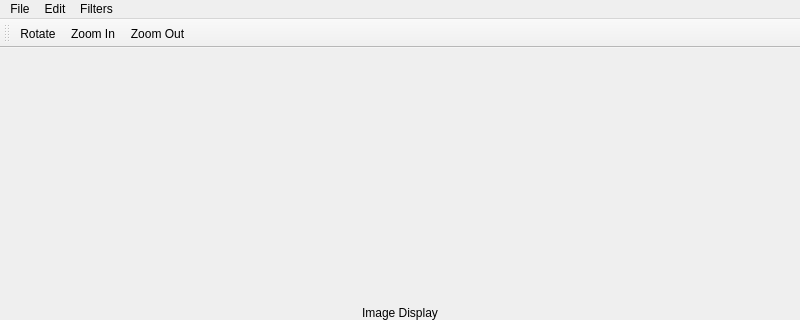
nayoungkim0920/MyProject, file Project1/MainWindow.ui: the form before one commit; both pictures show x 0 to 800 and y 0 to 320 of the 800 by 600 pixel window.
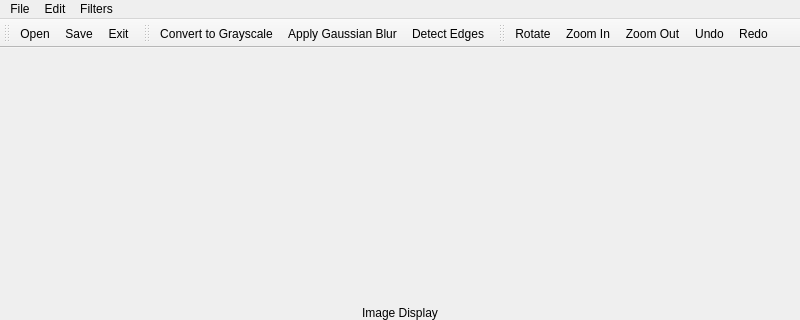
The form after the commit.

The edit to the form file:
```diff
--- a/Project1/MainWindow.ui
+++ b/Project1/MainWindow.ui
@@ -61,6 +61,28 @@
    <addaction name="menuFilters"/>
   </widget>
   <widget class="QStatusBar" name="statusbar"/>
+  <widget class="QToolBar" name="fileToolBar">
+   <attribute name="toolBarArea">
+    <enum>TopToolBarArea</enum>
+   </attribute>
+   <attribute name="toolBarBreak">
+    <bool>false</bool>
+   </attribute>
+   <addaction name="actionOpen"/>
+   <addaction name="actionSave"/>
+   <addaction name="actionExit"/>
+  </widget>
+  <widget class="QToolBar" name="filtersToolBar">
+   <attribute name="toolBarArea">
+    <enum>TopToolBarArea</enum>
+   </attribute>
+   <attribute name="toolBarBreak">
+    <bool>false</bool>
+   </attribute>
+   <addaction name="actionGrayscale"/>
+   <addaction name="actionGaussianBlur"/>
+   <addaction name="actionDetectEdges"/>
+  </widget>
   <widget class="QToolBar" name="mainToolBar">
    <attribute name="toolBarArea">
     <enum>TopToolBarArea</enum>
@@ -71,6 +93,8 @@
    <addaction name="actionRotate"/>
    <addaction name="actionZoomIn"/>
    <addaction name="actionZoomOut"/>
+   <addaction name="actionUndo"/>
+   <addaction name="actionRedo"/>
   </widget>
   <action name="actionOpen">
    <property name="text">
@@ -82,6 +106,11 @@
     <string>Save</string>
    </property>
   </action>
+  <action name="actionExit">
+   <property name="text">
+    <string>Exit</string>
+   </property>
+  </action>
   <action name="actionRotate">
    <property name="text">
     <string>Rotate</string>
@@ -112,6 +141,16 @@
     <string>Detect Edges</string>
    </property>
   </action>
+  <action name="actionUndo">
+   <property name="text">
+    <string>Undo</string>
+   </property>
+  </action>
+  <action name="actionRedo">
+   <property name="text">
+    <string>Redo</string>
+   </property>
+  </action>
  </widget>
  <resources/>
  <connections/>
```
Left out of the diff: 3 changed lines with no effect on the pictures.
